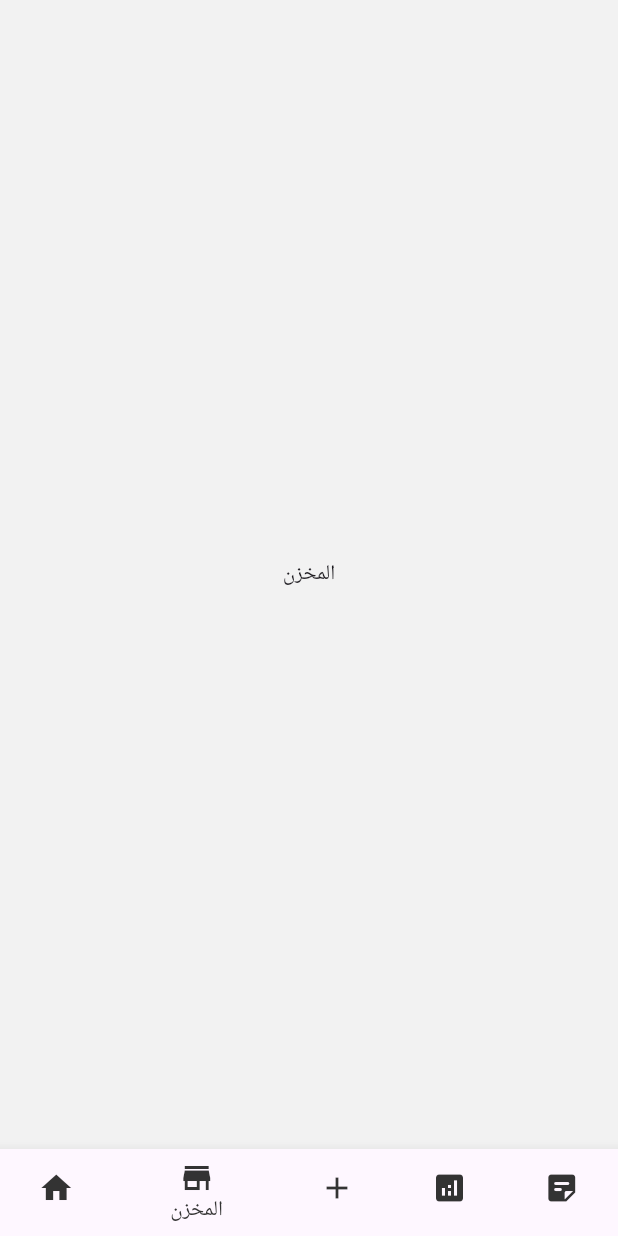
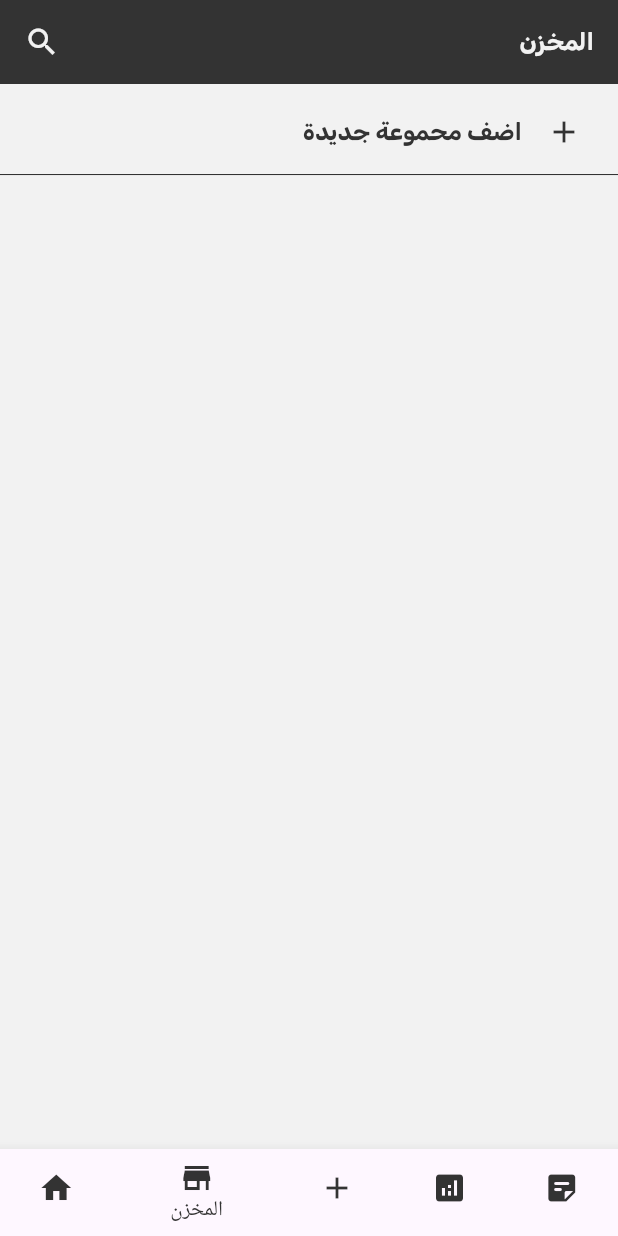
Before and after one commit to auth-hu/auth-home, a Flutter app: the screen it shows after launch, item 2 of the bottom bar chosen, on a phone screen of 412 x 824 dp. Run offline on Flutter 3.47's test engine with Material 3 defaults, Android fonts, the phone set to English and light mode, and no system bars; our stand-ins replace google_fonts.

Commit message:
add storage page

```diff
--- /dev/null
+++ b/lib/android/costom/appPar.dart
@@ -0,0 +1,52 @@
+// ignore_for_file: file_names
+
+import 'package:flutter/material.dart';
+import 'package:google_fonts/google_fonts.dart';
+import 'package:loea/const/color.dart';
+
+class Apppar extends StatefulWidget {
+  const Apppar({super.key});
+
+  @override
+  State<Apppar> createState() => _AppparState();
+}
+
+class _AppparState extends State<Apppar> {
+  @override
+  Widget build(BuildContext context) {
+    return Container(
+      alignment: Alignment.centerRight,
+      padding: EdgeInsets.all(4),
+      color: gray,
+      child: Row(
+        mainAxisAlignment: MainAxisAlignment.spaceBetween,
+        children: [
+            IconButton(
+              onPressed: () {
+
+              },
+               icon: Icon(
+                Icons.search,
+                color: milk,
+                )
+               ),
+
+          Expanded(
+            child: Container(
+              margin: EdgeInsets.only(right: 12),
+              child: Text(
+                "المخزن",
+                textAlign: TextAlign.end,
+                style: GoogleFonts.rubik(
+                  color: milk,
+                  fontSize: 16,
+                  fontWeight: FontWeight.bold,
+                ),
+              ),
+            )
+          )
+        ],
+      ),
+    );
+  }
+}
--- /dev/null
+++ b/lib/android/pages/storage.dart
@@ -0,0 +1,99 @@
+import 'package:flutter/material.dart';
+import 'package:google_fonts/google_fonts.dart';
+import 'package:loea/android/costom/appPar.dart';
+import 'package:loea/const/color.dart';
+
+class Storage extends StatefulWidget {
+  const Storage({super.key});
+
+  @override
+  State<Storage> createState() => _StorageState();
+}
+
+class _StorageState extends State<Storage> {
+  @override
+  Widget build(BuildContext context) {
+    return SafeArea(
+      child: Column(
+        children: [
+          Apppar(),
+          Container(
+            margin: EdgeInsets.only(top: 4),
+            child: Column(
+              children: [
+                ListTile(
+                  shape: Border(bottom: BorderSide(color: gray, width: .7)),
+                  trailing: Icon(Icons.add, color: gray),
+                  title: Text(
+                    "اضف محموعة جديدة",
+                    textAlign: TextAlign.end,
+                    style: GoogleFonts.rubik(
+                      color: gray,
+                      fontSize: 16,
+                      fontWeight: FontWeight.bold,
+                    ),
+                  ),
+                  onTap: () {
+                    showModalBottomSheet(
+                      context: context,
+                      builder: (context) {
+                        // ignore: sized_box_for_whitespace
+                        return Container(
+                          width: double.infinity,
+                          height: 500,
+                          child: Column(
+                            children: [
+                              Container(
+                                margin: EdgeInsets.all(8),
+                                width: double.infinity,
+                                alignment: Alignment.centerLeft,
+                                child: IconButton(
+                                  onPressed: () {
+                                    Navigator.of(context).pop();
+                                  },
+                                  icon: Icon(Icons.close, color: gray),
+                                ),
+                              ),
+
+                              Container(
+                                margin: EdgeInsets.only(top: 12, right: 8),
+                                width: double.infinity,
+                                alignment: Alignment.centerRight,
+                                child: Text(
+                                  ":اسم المجموعة",
+                                  style: GoogleFonts.rubik(
+                                    color: gray,
+                                    fontSize: 12,
+                                    fontWeight: FontWeight.bold,
+                                  ),
+                                ),
+                              ),
+
+                              Container(
+                                margin: EdgeInsets.symmetric(horizontal: 12, vertical: 8),
+                                child: TextFormField(
+                                  decoration: InputDecoration(
+                                    focusedBorder: OutlineInputBorder(
+                                      borderSide: BorderSide(color: gray, width: .8)
+                                    ),
+                                    enabledBorder: OutlineInputBorder(
+                                      borderSide: BorderSide(color: gray, width: .8)
+                                    ),
+                                  ),
+                                ),
+                              ),
+                            ],
+                          ),
+                        );
+                      },
+                    );
+                  },
+                ),
+              ],
+            ),
+          ),
+        ],
+      ),
+    );
+  }
+}
--- a/lib/const/listpages.dart
+++ b/lib/const/listpages.dart
@@ -1,10 +1,11 @@
 // ignore_for_file: non_constant_identifier_names
 
 import 'package:flutter/material.dart';
+import 'package:loea/android/pages/storage.dart';
 
 List Pages = [
   Center(child: Text("الرئيسية"),),
-  Center(child: Text("المخزن"),),
+  Storage(),
   Center(child: Text("الطلبات"),),
   Center(child: Text("الأحصائيات"),),
   Center(child: Text("النواقص"),),
```
Also changed, not shown: 1 other file.
